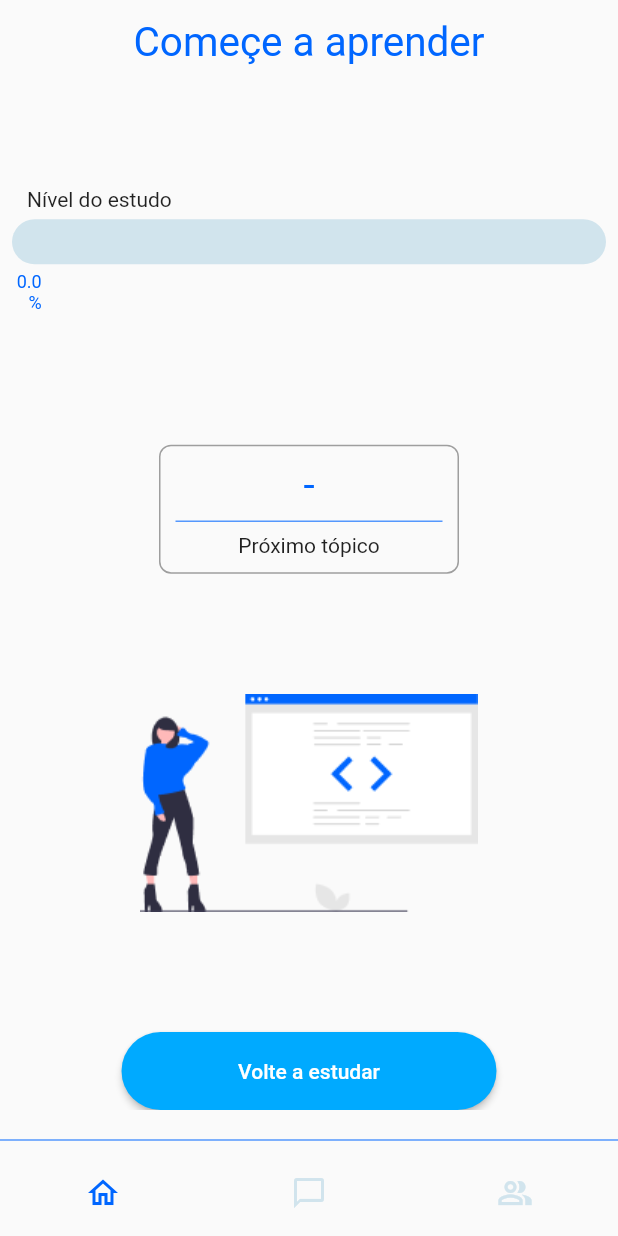
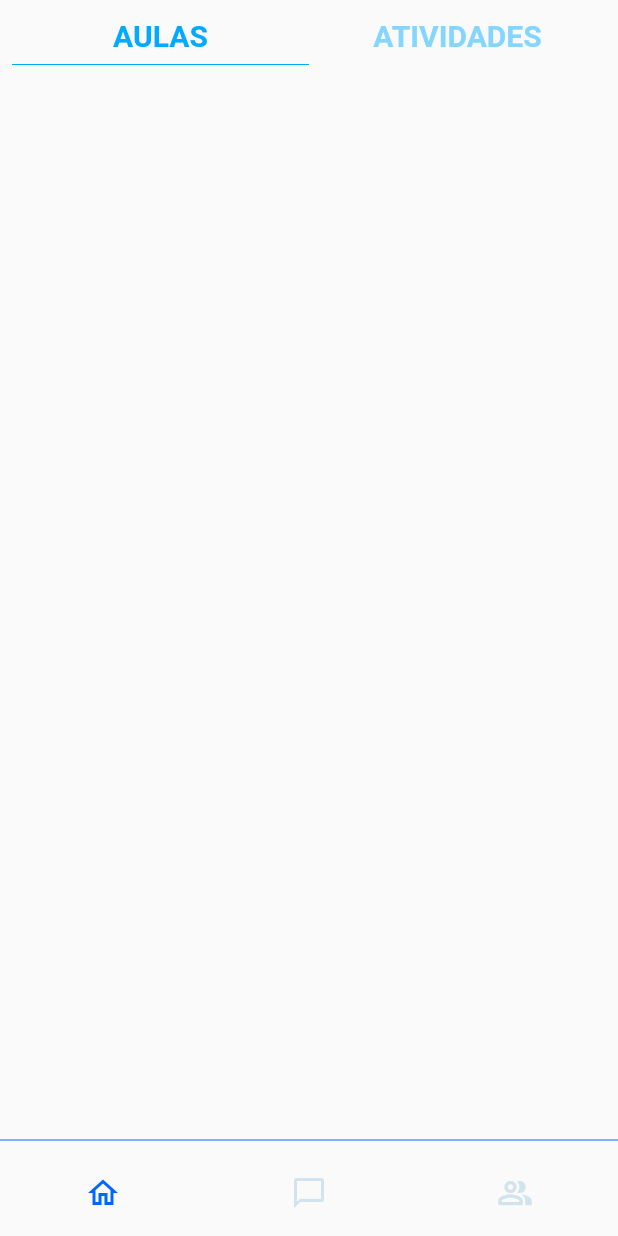
Before and after one commit to lucasnneto/study, a Flutter app: the Template screen opened by its route, after a tap on "Volte a estudar", on a phone screen of 412 x 824 dp. Run offline on Flutter 3.47's test engine with Material 2 defaults, Android fonts, the light colour scheme and no system bars; our stand-ins replace dio, shared_preferences; accounts and stored records are empty; network calls fail.

Commit message:
tabs componente

```diff
--- /dev/null
+++ b/lib/components/s_tabs.dart
@@ -0,0 +1,82 @@
+import 'dart:ui';
+
+import 'package:flutter/material.dart';
+import 'package:study/utils/colors.dart';
+
+class s_Tab {
+  final dynamic value;
+  final String text;
+  s_Tab({
+    required this.value,
+    required this.text,
+  });
+}
+
+class s_tabs extends StatefulWidget {
+  final List<s_Tab> tabs;
+  final Function(dynamic value) update;
+
+  const s_tabs({Key? key, required this.tabs, required this.update})
+      : super(key: key);
+
+  @override
+  State<s_tabs> createState() => _s_tabsState();
+}
+
+class _s_tabsState extends State<s_tabs> {
+  @override
+  Widget build(BuildContext context) {
+    dynamic selectedValue = widget.tabs[0].value;
+    widget.update(selectedValue);
+    return StatefulBuilder(builder: (context, setS) {
+      return LayoutBuilder(builder: (context, contraints) {
+        return Container(
+          constraints: BoxConstraints(maxHeight: 200),
+          child: Row(
+            mainAxisAlignment: MainAxisAlignment.spaceBetween,
+            children: [
+              ...widget.tabs
+                  .map(
+                    (e) => GestureDetector(
+                      onTap: () {
+                        setS(() {
+                          widget.update(e.value);
+                          selectedValue = e.value;
+                        });
+                      },
+                      child: Container(
+                        width: contraints.maxWidth * (1 / widget.tabs.length),
+                        child: Column(
+                          children: [
+                            Text(
+                              e.text,
+                              style: TextStyle(
+                                fontSize: 20,
+                                fontWeight: FontWeight.bold,
+                                color: selectedValue == e.value
+                                    ? Colors_Theme.blue_Theme[500]
+                                    : Colors_Theme.blue_Theme[200],
+                              ),
+                            ),
+                            selectedValue == e.value
+                                ? Container(
+                                    width: contraints.maxWidth *
+                                        (1 / widget.tabs.length),
+                                    child: Divider(
+                                      color: Colors_Theme.blue_Theme[500],
+                                    ),
+                                  )
+                                : SizedBox()
+                          ],
+                        ),
+                      ),
+                    ),
+                  )
+                  .toList()
+            ],
+          ),
+        );
+      });
+    });
+  }
+}
--- a/lib/utils/App_routes.dart
+++ b/lib/utils/App_routes.dart
@@ -13,6 +13,7 @@ class Routes_Doubt {
 
 class Routes_Main {
   static const HOME = '/';
+  static const BODY = '/body';
 }
 
 class Routes_User {
--- /dev/null
+++ b/lib/views/home/body.dart
@@ -0,0 +1,19 @@
+import 'package:flutter/cupertino.dart';
+import 'package:flutter/material.dart';
+import 'package:study/components/s_tabs.dart';
+
+class Body extends StatelessWidget {
+  const Body({Key? key}) : super(key: key);
+
+  @override
+  Widget build(BuildContext context) {
+    return s_tabs(
+        tabs: [
+          s_Tab(text: "AULAS", value: 1),
+          s_Tab(text: "ATIVIDADES", value: 2)
+        ],
+        update: (value) {
+          print(value);
+        });
+  }
+}
--- a/lib/views/home/index.dart
+++ b/lib/views/home/index.dart
@@ -4,7 +4,9 @@ import 'package:study/components/s_bar.dart';
 import 'package:study/components/s_button.dart';
 import 'package:study/providers/auth.dart';
 import 'package:study/providers/language.dart';
+import 'package:study/utils/App_routes.dart';
 import 'package:study/utils/colors.dart';
+import 'package:study/widget/tab_navigator.dart';
 
 class Home extends StatelessWidget {
   const Home({Key? key}) : super(key: key);
@@ -80,7 +82,14 @@ class Home extends StatelessWidget {
             'assets/study.png',
             width: constraints.maxWidth * 0.6,
           ),
-          s_button(function: () {}, label: "Volte a estudar")
+          s_button(
+              function: () {
+                TabNavigator.of(context).push(
+                  context,
+                  Routes_Main.BODY,
+                );
+              },
+              label: "Volte a estudar")
         ],
       );
     });
--- a/lib/views/template.dart
+++ b/lib/views/template.dart
@@ -4,6 +4,7 @@ import 'package:study/utils/colors.dart';
 import 'package:study/views/doubt/index.dart';
 import 'package:study/views/doubt/new_doubt.dart';
 import 'package:study/views/doubt/chat.dart';
+import 'package:study/views/home/body.dart';
 import 'package:study/views/home/index.dart';
 import 'package:study/views/user.dart';
 import 'package:study/widget/tab_navigator.dart';
@@ -24,6 +25,7 @@ class _TemplateState extends State<Template> {
       navigatorKey: GlobalKey<NavigatorState>(),
       routeBuilders: {
         Routes_Main.HOME: (context) => Home(),
+        Routes_Main.BODY: (context) => Body(),
       },
       initial: Routes_Main.HOME,
     ),
```
